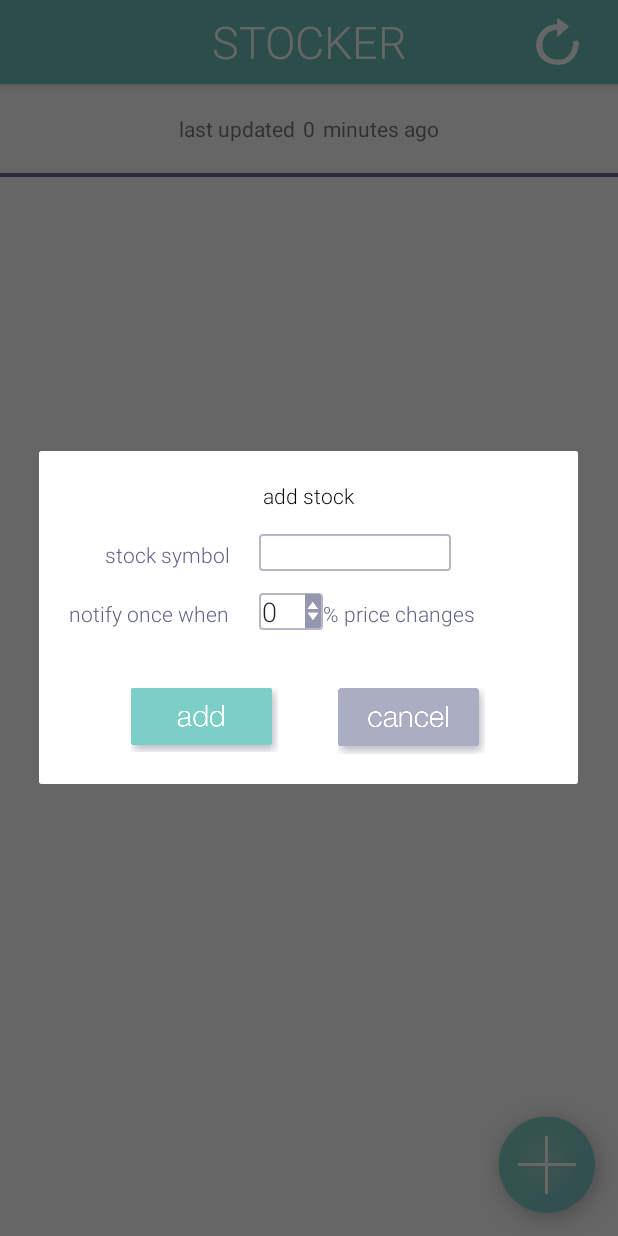
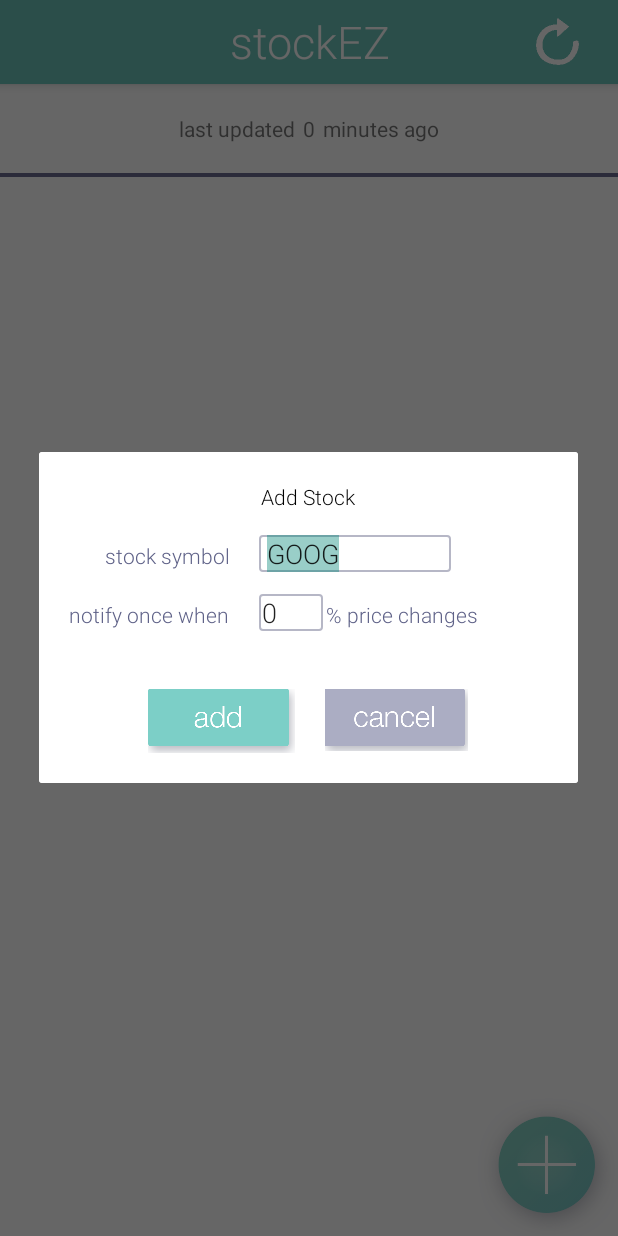
Before and after one commit to steveyangmoto/stocker, an Android app: the screen it shows after launch (MainActivity), after a tap on an icon or button, on a phone screen of 412 x 824 dp. Run offline under Robolectric (Android 15) with nearby library versions, the phone set to English and light mode, and no system bars.

Commit message:
completed edit function

```diff
--- a/app/src/main/res/layout/edit_stock_dialog.xml
+++ b/app/src/main/res/layout/edit_stock_dialog.xml
@@ -40,6 +40,9 @@
         android:maxLines="1"
         android:singleLine="true"
         android:paddingLeft="5dp"
+        android:selectAllOnFocus="true"
+        android:text="GOOG"
+        android:inputType="textCapCharacters"
         android:background="@drawable/edit_text_border"
         android:id="@+id/etStockSymbol" />
 
@@ -63,36 +66,13 @@
         android:fontFamily="sans-serif-light"
         android:layout_marginRight="2dp"
         android:ems="2"
-        android:inputType="number"
+        android:inputType="numberDecimal|numberSigned"
         android:text="0"
+        android:selectAllOnFocus="true"
         android:maxLines="1"
         android:paddingLeft="2dp"
         android:background="@drawable/edit_text_border"
         android:id="@+id/etNotify" />
-
-    <LinearLayout
-        android:id="@+id/layout_arrow"
-        android:layout_alignRight="@+id/etNotify"
-        android:layout_alignBottom="@id/tvNotify"
-        android:layout_marginRight="1dp"
-        android:layout_width="wrap_content"
-        android:layout_height="wrap_content"
-        android:orientation="vertical">
-
-        <ImageButton
-            android:layout_width="11dp"
-            android:layout_height="11dp"
-            android:id="@+id/ibUp"
-            android:layout_gravity="top"
-            android:src="@mipmap/up_arrow" />
-
-        <ImageButton
-            android:layout_width="11dp"
-            android:layout_height="11dp"
-            android:id="@+id/ibDown"
-            android:layout_gravity="bottom"
-            android:src="@mipmap/down_arrow" />
-    </LinearLayout>
 
     <TextView
         android:layout_width="wrap_content"
@@ -101,11 +81,12 @@
         android:text="@string/price_changes"
         android:textColor="@color/stocker_gray"
         android:fontFamily="sans-serif-light"
-        android:layout_toRightOf="@id/layout_arrow"
+        android:layout_toRightOf="@id/etNotify"
         android:layout_alignBaseline="@+id/tvNotify"
         android:id="@+id/tvPriceChanges" />
 
     <LinearLayout
+        android:id="@+id/buttonLayout"
         android:layout_width="wrap_content"
         android:layout_centerHorizontal="true"
         android:layout_below="@+id/tvNotify"
@@ -125,12 +106,24 @@
         <ImageButton
             android:layout_width="wrap_content"
             android:adjustViewBounds="true"
-            android:layout_marginLeft="40dp"
+            android:layout_marginLeft="20dp"
             android:padding="0dp"
             android:layout_height="wrap_content"
             android:id="@+id/cancel_button"
             android:src="@mipmap/cancel_button" />
+
     </LinearLayout>
 
-
+    <ImageButton
+        android:id="@+id/trash_button"
+        android:adjustViewBounds="true"
+        android:padding="0dp"
+        android:layout_alignParentRight="true"
+        android:layout_marginRight="10dp"
+        android:layout_alignBottom="@+id/buttonLayout"
+        android:layout_width="wrap_content"
+        android:layout_height="wrap_content"
+        android:layout_marginBottom="2dp"
+        android:visibility="gone"
+        android:src="@mipmap/trash" />
 </RelativeLayout>
--- a/app/src/main/res/values/strings.xml
+++ b/app/src/main/res/values/strings.xml
@@ -1,13 +1,16 @@
 <resources>
-    <string name="app_name">STOCKER</string>
-    <string name="edit_stock_text">edit stock</string>
+    <string name="app_name">stockEZ</string>
+    <string name="edit_stock_text">Edit Stock</string>
     <string name="hello_world">Hello world!</string>
     <string name="action_settings">Settings</string>
     <string name="no_stock_message">add stocks to track</string>
     <string name="stock_symbol">stock symbol</string>
     <string name="notify_once">notify once when</string>
     <string name="price_changes"> % price changes</string>
-    <string name="add_stock_text">add stock</string>
+    <string name="add_stock_text">Add Stock</string>
+    <string name="fail_to_retrieve_stock">Could not find specified stock symbol</string>
+    <string name="delete_stock">Are you sure you want to delete stock&#160;</string>
+
 
 
 </resources>
```
Also changed, not shown: app/src/main/java/com/elitemobiletechnology/stocker/MainActivity.java (+152 -81 lines), app/src/main/java/com/elitemobiletechnology/stocker/StockGrabber.java (+46 -24 lines), app/src/main/java/com/elitemobiletechnology/stocker/model/StockPreference.java (added, +30 -0 lines), app/src/main/res/layout/custom_alert_dialog_title.xml (added, +15 -0 lines), app/src/main/res/mipmap-xxhdpi/cancel_button.png, app/src/main/res/mipmap-xxhdpi/trash.png (added), app/src/main/res/mipmap-xxhdpi/update_button1.png (added).
